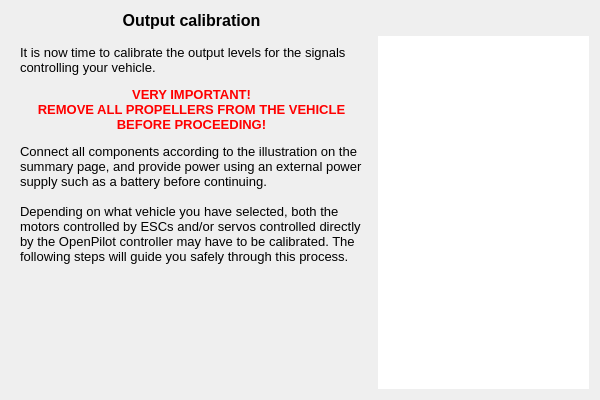
openpilot/OpenPilot, file ground/openpilotgcs/src/plugins/setupwizard/pages/outputcalibrationpage.ui: the form before one commit.
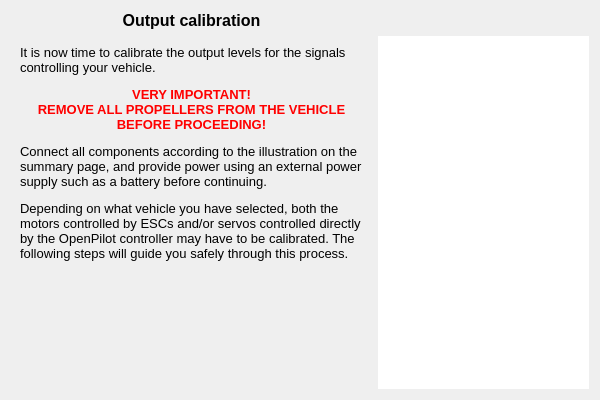
The form after the commit. The open tabs and pages were chosen to show the change.

Commit message: OP-1556 Bigger window size, Font sizes on all pages

The edit to the form file:
```diff
--- a/ground/openpilotgcs/src/plugins/setupwizard/pages/outputcalibrationpage.ui
+++ b/ground/openpilotgcs/src/plugins/setupwizard/pages/outputcalibrationpage.ui
@@ -60,15 +60,7 @@
        <item>
         <widget class="QLabel" name="label_3">
          <property name="text">
-          <string>&lt;!DOCTYPE HTML PUBLIC &quot;-//W3C//DTD HTML 4.0//EN&quot; &quot;http://www.w3.org/TR/REC-html40/strict.dtd&quot;&gt;
-&lt;html&gt;&lt;head&gt;&lt;meta name=&quot;qrichtext&quot; content=&quot;1&quot; /&gt;&lt;style type=&quot;text/css&quot;&gt;
-p, li { white-space: pre-wrap; }
-&lt;/style&gt;&lt;/head&gt;&lt;body style=&quot; font-family:'MS Shell Dlg 2'; font-size:8pt; font-weight:400; font-style:normal;&quot;&gt;
-&lt;p style=&quot; margin-top:12px; margin-bottom:12px; margin-left:0px; margin-right:0px; -qt-block-indent:0; text-indent:0px;&quot;&gt;&lt;span style=&quot; font-family:'Lucida Grande'; font-size:10pt;&quot;&gt;It is now time to calibrate the output levels for the signals controlling your vehicle. &lt;/span&gt;&lt;/p&gt;
-&lt;p align=&quot;center&quot; style=&quot; margin-top:12px; margin-bottom:12px; margin-left:0px; margin-right:0px; -qt-block-indent:0; text-indent:0px;&quot;&gt;&lt;span style=&quot; font-family:'Lucida Grande'; font-size:10pt; font-weight:600; color:#ff0000;&quot;&gt;VERY IMPORTANT!&lt;/span&gt;&lt;span style=&quot; font-family:'Lucida Grande'; font-size:10pt;&quot;&gt;&lt;br /&gt;&lt;/span&gt;&lt;span style=&quot; font-family:'Lucida Grande'; font-size:10pt; font-weight:600; color:#ff0000;&quot;&gt;REMOVE ALL PROPELLERS FROM THE VEHICLE BEFORE PROCEEDING!&lt;/span&gt;&lt;/p&gt;
-&lt;p style=&quot; margin-top:0px; margin-bottom:0px; margin-left:0px; margin-right:0px; -qt-block-indent:0; text-indent:0px;&quot;&gt;&lt;span style=&quot; font-family:'Lucida Grande'; font-size:10pt;&quot;&gt;Connect all components according to the illustration on the summary page, and provide power using an external power supply such as a battery before continuing.&lt;/span&gt;&lt;/p&gt;
-&lt;p style=&quot;-qt-paragraph-type:empty; margin-top:0px; margin-bottom:0px; margin-left:0px; margin-right:0px; -qt-block-indent:0; text-indent:0px; font-family:'Lucida Grande'; font-size:10pt;&quot;&gt;&lt;br /&gt;&lt;/p&gt;
-&lt;p style=&quot; margin-top:0px; margin-bottom:0px; margin-left:0px; margin-right:0px; -qt-block-indent:0; text-indent:0px;&quot;&gt;&lt;span style=&quot; font-family:'Lucida Grande'; font-size:10pt;&quot;&gt;Depending on what vehicle you have selected, both the motors controlled by ESCs and/or servos controlled directly by the OpenPilot controller may have to be calibrated. The following steps will guide you safely through this process. &lt;/span&gt;&lt;/p&gt;&lt;/body&gt;&lt;/html&gt;</string>
+          <string>&lt;html&gt;&lt;head/&gt;&lt;body&gt;&lt;p&gt;&lt;span style=&quot; font-family:'Lucida Grande'; font-size:10pt;&quot;&gt;It is now time to calibrate the output levels for the signals controlling your vehicle. &lt;/span&gt;&lt;/p&gt;&lt;p align=&quot;center&quot;&gt;&lt;span style=&quot; font-family:'Lucida Grande'; font-size:10pt; font-weight:600; color:#ff0000;&quot;&gt;VERY IMPORTANT!&lt;/span&gt;&lt;span style=&quot; font-family:'Lucida Grande'; font-size:10pt;&quot;&gt;&lt;br/&gt;&lt;/span&gt;&lt;span style=&quot; font-family:'Lucida Grande'; font-size:10pt; font-weight:600; color:#ff0000;&quot;&gt;REMOVE ALL PROPELLERS FROM THE VEHICLE BEFORE PROCEEDING!&lt;/span&gt;&lt;/p&gt;&lt;p&gt;&lt;span style=&quot; font-family:'Lucida Grande'; font-size:10pt;&quot;&gt;Connect all components according to the illustration on the summary page, and provide power using an external power supply such as a battery before continuing.&lt;/span&gt;&lt;/p&gt;&lt;p&gt;&lt;span style=&quot; font-family:'Lucida Grande'; font-size:10pt;&quot;&gt;Depending on what vehicle you have selected, both the motors controlled by ESCs and/or servos controlled directly by the OpenPilot controller may have to be calibrated. The following steps will guide you safely through this process. &lt;/span&gt;&lt;/p&gt;&lt;/body&gt;&lt;/html&gt;</string>
          </property>
          <property name="alignment">
           <set>Qt::AlignLeading|Qt::AlignLeft|Qt::AlignTop</set>
```
Left out of the diff: 6 changed lines with no effect on the pictures. The commit also changes 19 other files.
